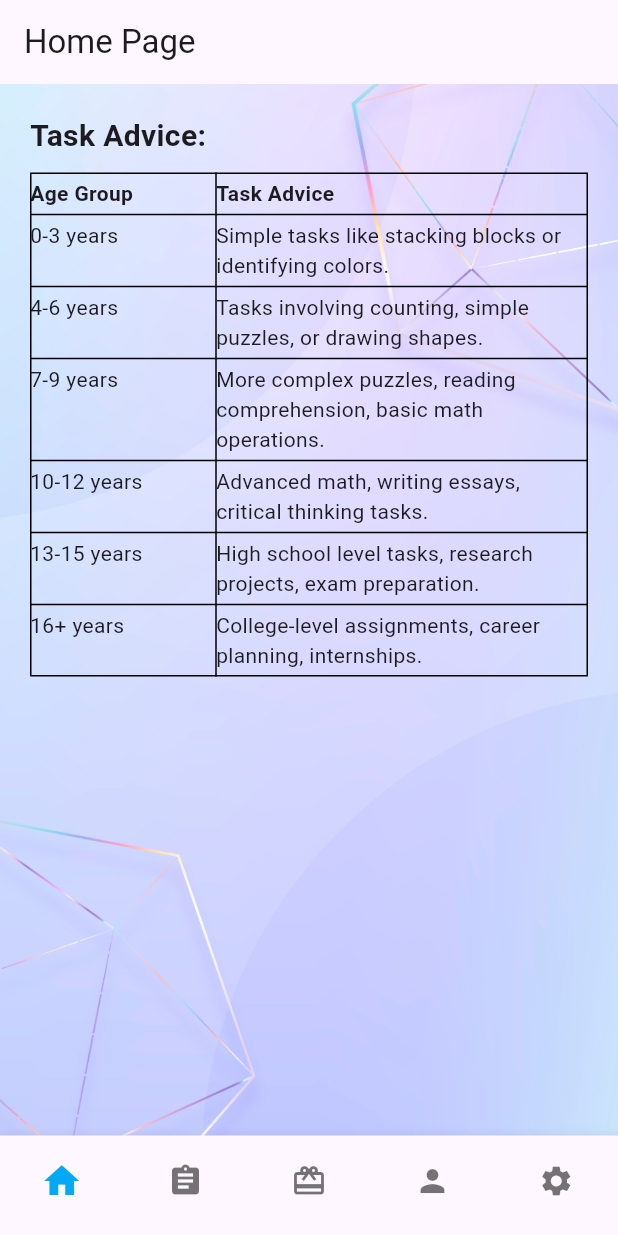
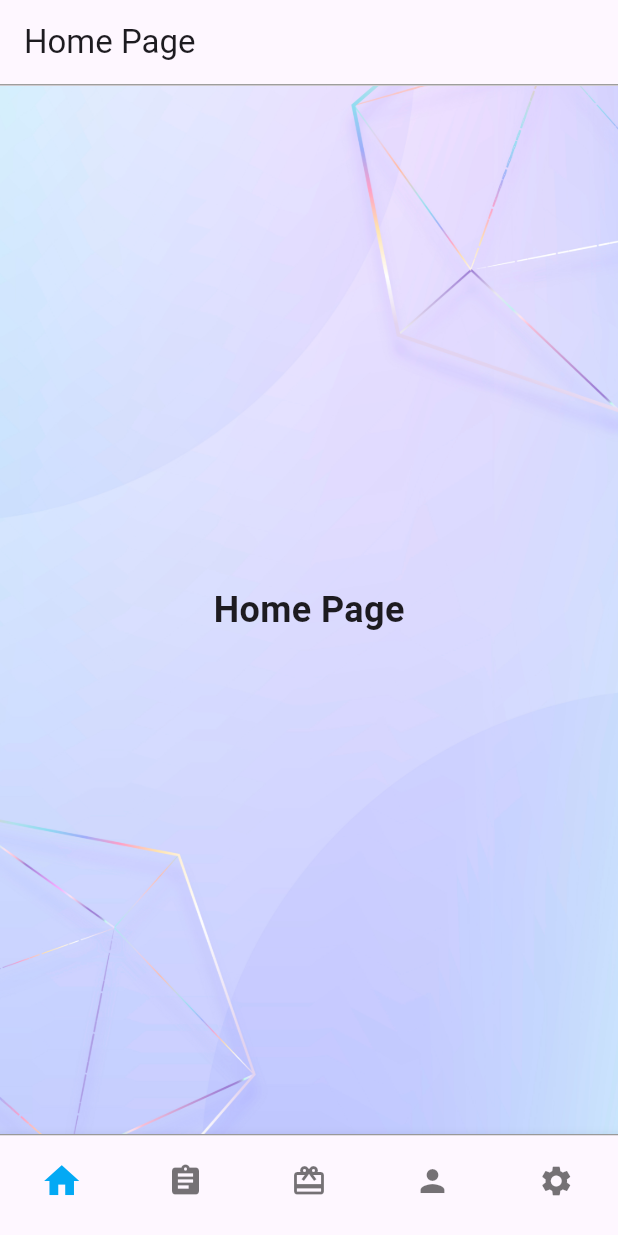
Before and after one commit to X3rtM/RRR-Android-App, a Flutter app: the HomePage screen opened by its route, on a phone screen of 412 x 824 dp. Run offline on Flutter 3.47's test engine with Material 3 defaults, Android fonts, the phone set to English and light mode, and no system bars; our stand-ins replace cloud_firestore, firebase_auth, firebase_core, firebase_messaging, firebase_storage, fluttertoast and 5 more; accounts and stored records are empty.

Commit message:
Updated code

```diff
--- a/lib/features/user_auth/presentation/pages/home_page.dart
+++ b/lib/features/user_auth/presentation/pages/home_page.dart
@@ -1,30 +1,13 @@
 import 'package:flutter/material.dart';
 import 'package:firebase_auth/firebase_auth.dart';
 import 'package:cloud_firestore/cloud_firestore.dart';
-
 import 'TasksPage.dart';
 import 'ProfilePage.dart';
 import 'SettingsPage.dart';
 import 'ValidationPage.dart';
 import 'RewardsPage.dart';
 import 'RedeemPage.dart';
-
-void main() {
-  runApp(MyApp());
-}
-
-class MyApp extends StatelessWidget {
-  @override
-  Widget build(BuildContext context) {
-    return MaterialApp(
-      title: 'Result Reward Redemption System',
-      theme: ThemeData(
-        primarySwatch: Colors.lightBlue,
-      ),
-      home: HomePage(),
-    );
-  }
-}
+import 'NotificationPage.dart';
 
 class HomePage extends StatefulWidget {
   @override
@@ -36,6 +19,7 @@ class _HomePageState extends State<HomePage> {
   late String userType = '';
   late User currentUser;
   List<Map<String, dynamic>> childProfiles = [];
+  int _notificationCount=0;
 
   final List<Widget> _pagesParent = [
     HomePageContent(),
@@ -52,6 +36,7 @@ class _HomePageState extends State<HomePage> {
     RedeemPage(),
     ProfilePage(),
     SettingsPage(),
+    NotificationPage(),
   ];
 
   @override
@@ -60,6 +45,7 @@ class _HomePageState extends State<HomePage> {
     currentUser = FirebaseAuth.instance.currentUser!;
     _getUserType(currentUser.uid);
     _loadChildProfiles();
+    _listenForNotifications();
   }
 
   Future<void> _getUserType(String userId) async {
@@ -67,6 +53,20 @@ class _HomePageState extends State<HomePage> {
     setState(() {
       userType = userDoc.data()!['userType'] ?? '';
       _selectedIndex = 0;
+    });
+  }
+
+  Future<void> _listenForNotifications() async{
+    FirebaseFirestore.instance.collection('tasks').where('assignedTo',isEqualTo: currentUser.uid).snapshots().listen((snapshot){
+      int newNotificationCount=0;
+      snapshot.docs.forEach((doc){
+        if (doc['status']=='Incomplete' || doc['status']=='MarkedByParent'){
+          newNotificationCount++;
+        }
+      });
+      setState(() {
+        _notificationCount=newNotificationCount;
+      });
     });
   }
 
@@ -101,20 +101,67 @@ class _HomePageState extends State<HomePage> {
           ? AppBar(
         automaticallyImplyLeading: false,
         title: Text('Home Page'),
+      actions: <Widget>[
+        if (userType=='child')
+          Stack(
+            children: [
+              IconButton(icon: Icon(Icons.notifications, color:Colors.grey),
+                  onPressed: (){
+                    Navigator.push(context,MaterialPageRoute(builder: (context)=>NotificationPage()));
+                  },
+              ),
+              Positioned(
+                  right:0,
+                  top:0,
+                  child: Container(
+                    padding: EdgeInsets.all(2),
+                    decoration: BoxDecoration(
+                      color:Colors.red,
+                      borderRadius: BorderRadius.circular(10),
+                    ),
+                    constraints: BoxConstraints(
+                      minWidth: 16,
+                      minHeight: 16,
+                    ),
+                    child: Text(
+                      '$_notificationCount',
+                      style:TextStyle(
+                        color:Colors.white,
+                        fontSize: 10,
+                      ),
+                      textAlign: TextAlign.center,
+                    ),
+                  ),
+              ),
+            ],
+          ),
+        ],
+        bottom: PreferredSize(
+          preferredSize: Size.fromHeight(1.0),
+          child: Container(
+    height: 1.0,
+    color:Colors.grey,
+    ),
+          ),
       )
-          : null,
+        :null,
       body: Container(
         decoration: BoxDecoration(
-          image: !isDarkMode
-              ? DecorationImage(
+          image: isDarkMode ? null: DecorationImage(
             image: AssetImage('assets/img/homepage.jpg'),
             fit: BoxFit.cover,
-          )
-              : null,
+          ),
         ),
         child: pages[_selectedIndex],
       ),
-      bottomNavigationBar: BottomNavigationBar(
+      bottomNavigationBar: Column(
+        mainAxisSize: MainAxisSize.min,
+        children: [
+        Container(
+        height: 1.0,
+        color: Colors.grey,
+      ),
+      BottomNavigationBar(
         items: <BottomNavigationBarItem>[
           BottomNavigationBarItem(icon: Icon(Icons.home), label: 'Home'),
           BottomNavigationBarItem(
@@ -141,6 +188,8 @@ class _HomePageState extends State<HomePage> {
         unselectedIconTheme: IconThemeData(size: 24),
         showSelectedLabels: false,
         showUnselectedLabels: false,
+      ),
+      ],
       ),
       floatingActionButton: userType == 'parent' && _selectedIndex == 0
           ? FloatingActionButton(
@@ -222,30 +271,44 @@ class _HomePageState extends State<HomePage> {
 class HomePageContent extends StatelessWidget {
   @override
   Widget build(BuildContext context) {
-    List<Map<String, dynamic>> childProfiles =
-    (context.findAncestorStateOfType<_HomePageState>()?.childProfiles ??
-        []);
+    List<Map<String, dynamic>> childProfiles =(context.findAncestorStateOfType<_HomePageState>()?.childProfiles ?? []);
+    bool isDarkMode = Theme.of(context).brightness==Brightness.dark;
+    _HomePageState? homePageState = context.findAncestorStateOfType<_HomePageState>();
+    String userType= context.findAncestorStateOfType<_HomePageState>()?.userType ?? '';
 
-    return Container(
+    return Padding(
       padding: EdgeInsets.all(20),
-      decoration: BoxDecoration(
-        image: DecorationImage(
-          image: AssetImage('assets/img/homepage.jpg'),
-          fit: BoxFit.cover,
+      child: Center(
+        child: userType == 'parent'
+            ? _buildParentContent(homePageState?.childProfiles ?? [])
+            : _buildChildContent(),
       ),
-      ),
-      child: Column(
+    );
+  }
+
+  Widget _buildParentContent(List<Map<String, dynamic>> childProfiles) {
+    return Column(
       crossAxisAlignment: CrossAxisAlignment.start,
       children: [
         if (childProfiles.isNotEmpty) ...[
           Expanded(
             child: _buildChildCards(childProfiles),
           ),
-            SizedBox(height: 20), // Add some space between child cards and table
         ],
-          _buildTable(), // Always show the table below child cards or alone
+        _buildTable(),
       ],
+    );
+  }
+
+  Widget _buildChildContent() {
+    return Column(
+      mainAxisAlignment: MainAxisAlignment.center,
+      children: [
+        Text(
+          'Home Page',
+          style: TextStyle(fontSize: 24, fontWeight: FontWeight.bold),
         ),
+      ],
     );
   }
 
```
Also changed, not shown: lib/features/user_auth/presentation/pages/ProfilePage.dart (+7 -0 lines), lib/features/user_auth/presentation/pages/RedeemPage.dart (+7 -0 lines), lib/features/user_auth/presentation/pages/RewardsPage.dart (+7 -0 lines), lib/features/user_auth/presentation/pages/TasksPage.dart (+7 -0 lines), lib/features/user_auth/presentation/pages/ValidationPage.dart (+67 -8 lines). Lines whose indentation alone changed are shown as unchanged.
